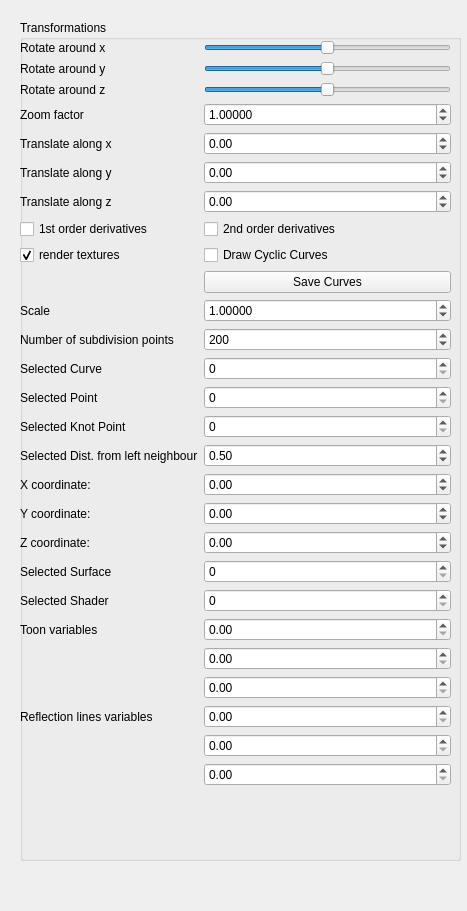
Before: the Qt Designer form QtFramework/GUI/SideWidget.ui in FazakasAbel/grafikaProjekt2022, drawn with Qt 5.
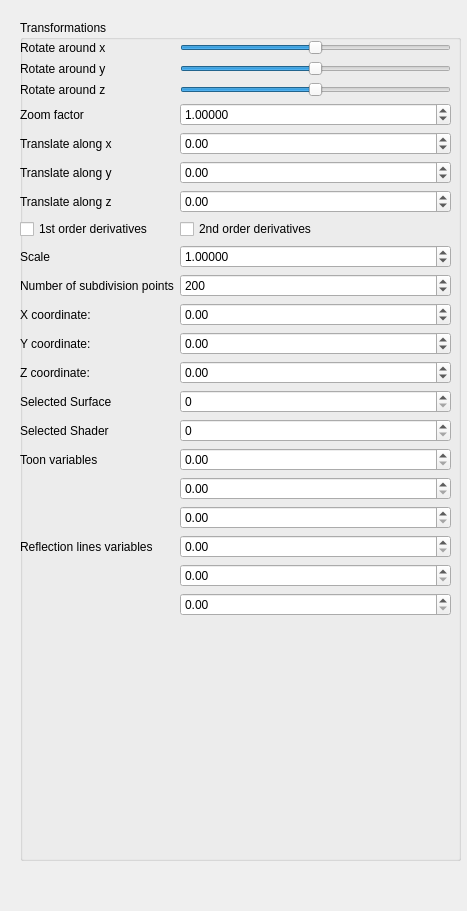
After: the same form once the commit is applied.

What changed in the file:
```diff
--- a/QtFramework/GUI/SideWidget.ui
+++ b/QtFramework/GUI/SideWidget.ui
@@ -43,7 +43,7 @@
       <x>0</x>
       <y>20</y>
       <width>431</width>
-      <height>801</height>
+      <height>805</height>
      </rect>
     </property>
     <layout class="QFormLayout" name="formLayout">
@@ -221,38 +221,14 @@
        </property>
       </widget>
      </item>
-     <item row="8" column="0">
-      <widget class="QCheckBox" name="textureCheck">
-       <property name="text">
-        <string>render textures</string>
-       </property>
-       <property name="checked">
-        <bool>true</bool>
-       </property>
-      </widget>
-     </item>
-     <item row="8" column="1">
-      <widget class="QCheckBox" name="cyclicDrawCheck">
-       <property name="text">
-        <string>Draw Cyclic Curves</string>
-       </property>
-      </widget>
-     </item>
-     <item row="9" column="1">
-      <widget class="QPushButton" name="saveButton">
-       <property name="text">
-        <string>Save Curves</string>
-       </property>
-      </widget>
-     </item>
-     <item row="11" column="0">
+     <item row="9" column="0">
       <widget class="QLabel" name="label_8">
        <property name="text">
         <string>Scale</string>
        </property>
       </widget>
      </item>
-     <item row="11" column="1">
+     <item row="9" column="1">
       <widget class="QDoubleSpinBox" name="scale">
        <property name="toolTip">
         <string/>
@@ -274,14 +250,14 @@
        </property>
       </widget>
      </item>
-     <item row="12" column="0">
+     <item row="10" column="0">
       <widget class="QLabel" name="NumberOfSubdivisionPointsLabel">
        <property name="text">
         <string>Number of subdivision points</string>
        </property>
       </widget>
      </item>
-     <item row="12" column="1">
+     <item row="10" column="1">
       <widget class="QSpinBox" name="set_div_points">
        <property name="minimum">
         <number>1</number>
@@ -294,88 +270,14 @@
        </property>
       </widget>
      </item>
-     <item row="13" column="0">
-      <widget class="QLabel" name="selectedCurveLabel">
-       <property name="text">
-        <string>Selected Curve</string>
-       </property>
-      </widget>
-     </item>
-     <item row="13" column="1">
-      <widget class="QSpinBox" name="curve_selector">
-       <property name="maximum">
-        <number>10</number>
-       </property>
-       <property name="value">
-        <number>0</number>
-       </property>
-      </widget>
-     </item>
-     <item row="14" column="0">
-      <widget class="QLabel" name="selectedCurveLabel_2">
-       <property name="text">
-        <string>Selected Point</string>
-       </property>
-      </widget>
-     </item>
-     <item row="14" column="1">
-      <widget class="QSpinBox" name="point_selector">
-       <property name="maximum">
-        <number>15</number>
-       </property>
-       <property name="value">
-        <number>0</number>
-       </property>
-      </widget>
-     </item>
-     <item row="15" column="0">
-      <widget class="QLabel" name="selectedCurveLabel_7">
-       <property name="text">
-        <string>Selected Knot Point</string>
-       </property>
-      </widget>
-     </item>
-     <item row="15" column="1">
-      <widget class="QSpinBox" name="knot_point_selector">
-       <property name="maximum">
-        <number>10</number>
-       </property>
-       <property name="value">
-        <number>0</number>
-       </property>
-      </widget>
-     </item>
-     <item row="16" column="0">
-      <widget class="QLabel" name="selectedCurveLabel_6">
-       <property name="text">
-        <string>Selected Dist. from left neighbour</string>
-       </property>
-      </widget>
-     </item>
-     <item row="16" column="1">
-      <widget class="QDoubleSpinBox" name="knot_point_mover">
-       <property name="minimum">
-        <double>0.000000000000000</double>
-       </property>
-       <property name="maximum">
-        <double>1.000000000000000</double>
-       </property>
-       <property name="singleStep">
-        <double>0.010000000000000</double>
-       </property>
-       <property name="value">
-        <double>0.500000000000000</double>
-       </property>
-      </widget>
-     </item>
-     <item row="17" column="0">
+     <item row="11" column="0">
       <widget class="QLabel" name="selectedCurveLabel_3">
        <property name="text">
         <string>X coordinate:</string>
        </property>
       </widget>
      </item>
-     <item row="17" column="1">
+     <item row="11" column="1">
       <widget class="QDoubleSpinBox" name="x_selector">
        <property name="minimum">
         <double>-100.000000000000000</double>
@@ -388,14 +290,14 @@
        </property>
       </widget>
      </item>
-     <item row="18" column="0">
+     <item row="12" column="0">
       <widget class="QLabel" name="selectedCurveLabel_4">
        <property name="text">
         <string>Y coordinate:</string>
        </property>
       </widget>
      </item>
-     <item row="18" column="1">
+     <item row="12" column="1">
       <widget class="QDoubleSpinBox" name="y_selector">
        <property name="minimum">
         <double>-100.000000000000000</double>
@@ -408,14 +310,14 @@
        </property>
       </widget>
      </item>
-     <item row="19" column="0">
+     <item row="13" column="0">
       <widget class="QLabel" name="selectedCurveLabel_5">
        <property name="text">
         <string>Z coordinate:</string>
        </property>
       </widget>
      </item>
-     <item row="19" column="1">
+     <item row="13" column="1">
       <widget class="QDoubleSpinBox" name="z_selector">
        <property name="minimum">
         <double>-100.000000000000000</double>
@@ -428,14 +330,14 @@
        </property>
       </widget>
      </item>
-     <item row="20" column="0">
+     <item row="14" column="0">
       <widget class="QLabel" name="selectedCurveLabel_8">
        <property name="text">
         <string>Selected Surface</string>
        </property>
       </widget>
      </item>
-     <item row="20" column="1">
+     <item row="14" column="1">
       <widget class="QSpinBox" name="surface_selector">
        <property name="maximum">
         <number>10</number>
@@ -445,14 +347,14 @@
        </property>
       </widget>
      </item>
-     <item row="21" column="0">
+     <item row="15" column="0">
       <widget class="QLabel" name="selectedCurveLabel_9">
        <property name="text">
         <string>Selected Shader</string>
        </property>
       </widget>
      </item>
-     <item row="21" column="1">
+     <item row="15" column="1">
       <widget class="QSpinBox" name="shader_selector">
        <property name="maximum">
         <number>10</number>
@@ -462,14 +364,14 @@
        </property>
       </widget>
      </item>
-     <item row="22" column="0">
+     <item row="16" column="0">
       <widget class="QLabel" name="selectedCurveLabel_10">
        <property name="text">
         <string>Toon variables</string>
        </property>
       </widget>
      </item>
-     <item row="22" column="1">
+     <item row="16" column="1">
       <widget class="QDoubleSpinBox" name="r_selector">
        <property name="minimum">
         <double>0.000000000000000</double>
@@ -482,7 +384,7 @@
        </property>
       </widget>
      </item>
-     <item row="23" column="1">
+     <item row="17" column="1">
       <widget class="QDoubleSpinBox" name="g_selector">
        <property name="minimum">
         <double>0.000000000000000</double>
@@ -495,7 +397,7 @@
        </property>
       </widget>
      </item>
-     <item row="24" column="1">
+     <item row="18" column="1">
       <widget class="QDoubleSpinBox" name="b_selector">
        <property name="minimum">
         <double>0.000000000000000</double>
@@ -508,14 +410,14 @@
        </property>
       </widget>
      </item>
-     <item row="25" column="0">
+     <item row="19" column="0">
       <widget class="QLabel" name="selectedCurveLabel_11">
        <property name="text">
         <string>Reflection lines variables</string>
        </property>
       </widget>
      </item>
-     <item row="25" column="1">
+     <item row="19" column="1">
       <widget class="QDoubleSpinBox" name="scaling_selector">
        <property name="minimum">
         <double>0.000000000000000</double>
@@ -528,7 +430,7 @@
        </property>
       </widget>
      </item>
-     <item row="26" column="1">
+     <item row="20" column="1">
       <widget class="QDoubleSpinBox" name="smooth_selector">
        <property name="minimum">
         <double>0.000000000000000</double>
@@ -541,7 +443,7 @@
        </property>
       </widget>
      </item>
-     <item row="27" column="1">
+     <item row="21" column="1">
       <widget class="QDoubleSpinBox" name="shade_selector">
        <property name="minimum">
         <double>0.000000000000000</double>
```
Left out of the diff: 20 changed lines with no effect on the pictures.
